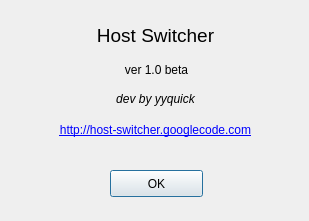
Old version of the form about_dialog.ui in the repository yyquick/host-switcher.
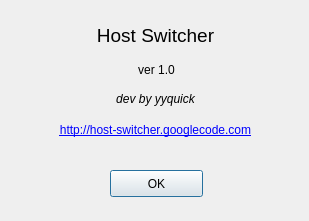
New version of the form. Icons and pictures are not drawn.

```diff
--- a/about_dialog.ui
+++ b/about_dialog.ui
@@ -77,7 +77,7 @@
     </rect>
    </property>
    <property name="text">
-    <string>ver 1.0 beta</string>
+    <string>ver 1.0</string>
    </property>
    <property name="alignment">
     <set>Qt::AlignCenter</set>
```
